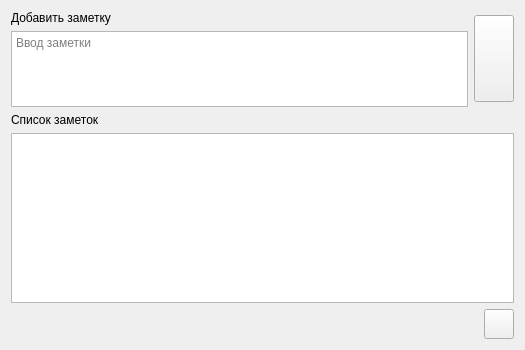
Before: the Qt Designer form NotesDialog.ui in okostynchuk/Outcall, drawn with Qt 5.
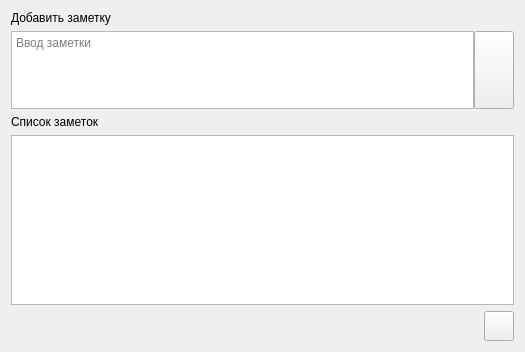
After: the same form once the commit is applied. Icons and pictures are not drawn.

Commit message: correct display of NotesDialog when textedit is hide

```diff
--- a/NotesDialog.ui
+++ b/NotesDialog.ui
@@ -25,11 +25,10 @@
   </property>
   <layout class="QGridLayout" name="gridLayout_2">
    <item row="0" column="0">
-    <layout class="QVBoxLayout" name="verticalLayout_2">
-     <item>
-      <layout class="QHBoxLayout" name="horizontalLayout">
-       <item>
         <layout class="QVBoxLayout" name="verticalLayout">
+     <property name="spacing">
+      <number>6</number>
+     </property>
          <item>
           <widget class="QLabel" name="label">
            <property name="text">
@@ -38,6 +37,11 @@
           </widget>
          </item>
          <item>
+      <layout class="QHBoxLayout" name="horizontalLayout">
+       <property name="spacing">
+        <number>0</number>
+       </property>
+       <item>
           <widget class="QTextEdit" name="textEdit">
            <property name="minimumSize">
             <size>
@@ -72,20 +76,18 @@
            </property>
           </widget>
          </item>
-        </layout>
-       </item>
        <item>
         <widget class="QPushButton" name="saveButton">
          <property name="minimumSize">
           <size>
            <width>30</width>
-           <height>69</height>
+           <height>78</height>
           </size>
          </property>
          <property name="maximumSize">
           <size>
            <width>50</width>
-           <height>87</height>
+           <height>89</height>
           </size>
          </property>
          <property name="focusPolicy">
@@ -114,7 +116,9 @@
        </item>
       </layout>
      </item>
-     <item>
+    </layout>
+   </item>
+   <item row="1" column="0">
       <layout class="QGridLayout" name="gridLayout">
        <item row="2" column="1">
         <widget class="QPushButton" name="updateButton">
@@ -192,8 +196,6 @@
           <string>Список заметок</string>
          </property>
         </widget>
-       </item>
-      </layout>
      </item>
     </layout>
    </item>
```
Lines whose indentation alone changed are shown as unchanged. The commit also changes 4 other files.
